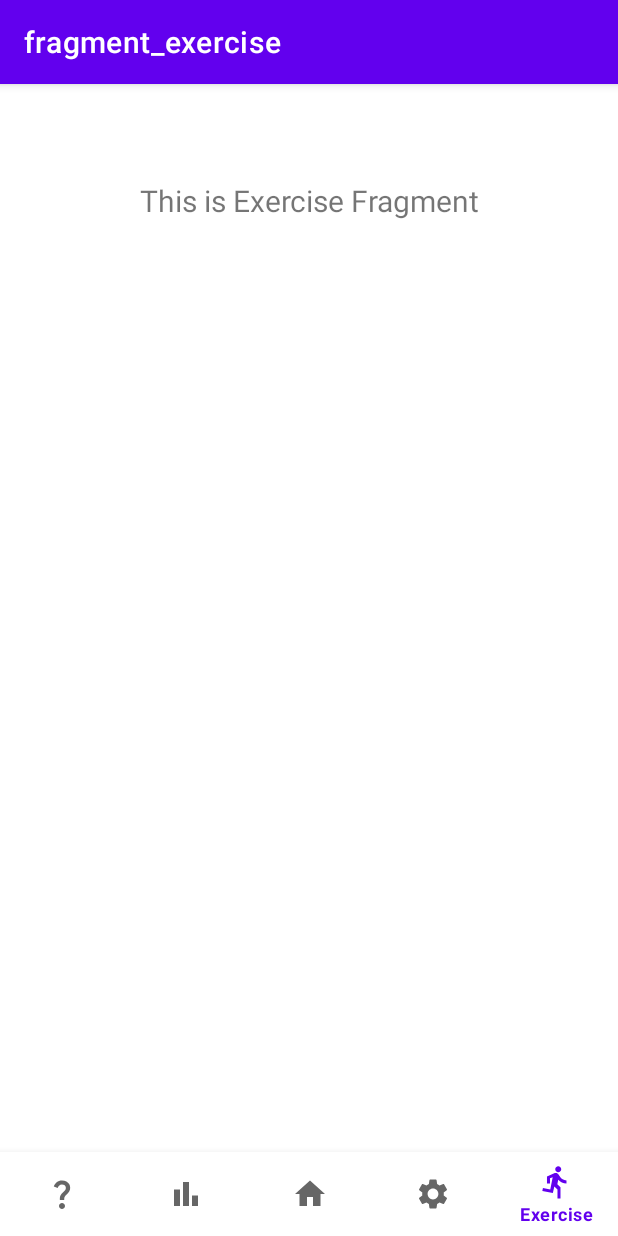
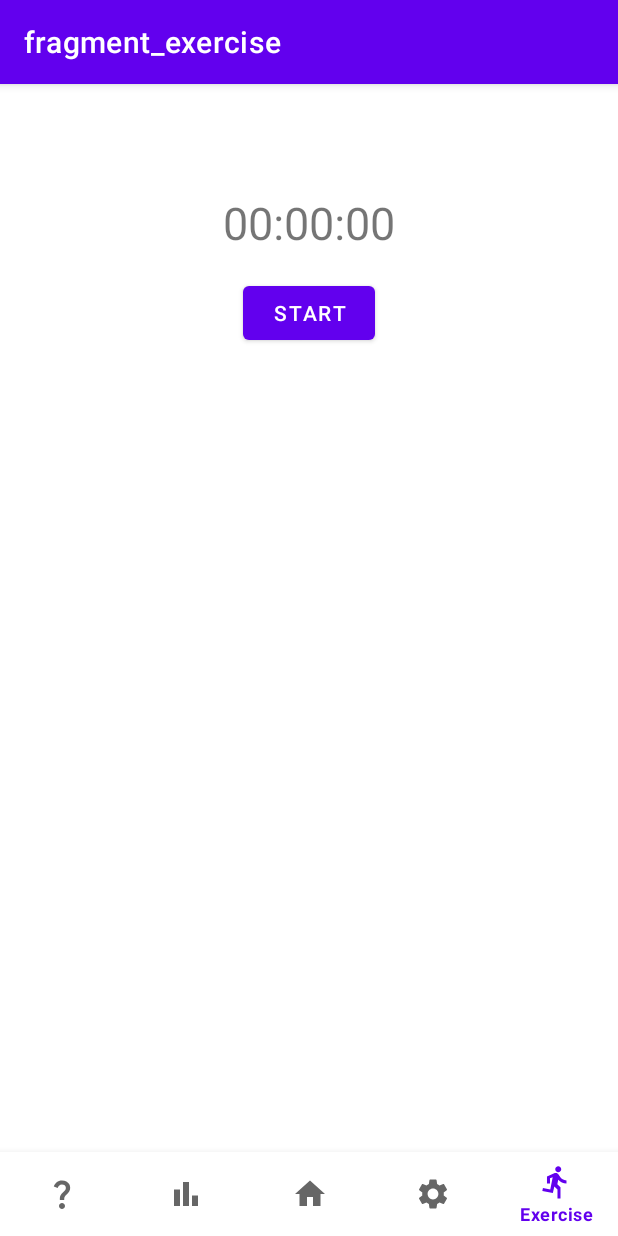
Before and after one commit to Grockkk/CarbonFootprintAnalysis, an Android app: the FragmentExercise screen opened through its navigation route, on a phone screen of 412 x 824 dp. Run offline under Robolectric (Android 15) with nearby library versions, the phone set to English and light mode, and no system bars; our stand-ins replace navigation-ui.

Commit message:
timer works

```diff
--- a/app/src/main/java/com/study/mastersdegree/ui/exercise/FragmentExercise.kt
+++ b/app/src/main/java/com/study/mastersdegree/ui/exercise/FragmentExercise.kt
@@ -1,44 +1,109 @@
 package com.study.mastersdegree.ui.exercise
 
 import android.os.Bundle
-import androidx.fragment.app.Fragment
+import android.os.Handler
+import android.os.Looper
 import android.view.LayoutInflater
 import android.view.View
 import android.view.ViewGroup
+import android.widget.Button
 import android.widget.TextView
-import androidx.lifecycle.ViewModelProvider
+import androidx.fragment.app.Fragment
 import com.study.mastersdegree.R
-import com.study.mastersdegree.databinding.FragmentDashboardBinding
-import com.study.mastersdegree.databinding.FragmentExerciseBinding
-import com.study.mastersdegree.ui.dashboard.DashboardViewModel
 
 class FragmentExercise : Fragment() {
-    private var _binding: FragmentExerciseBinding? = null
 
-    // This property is only valid between onCreateView and
-    // onDestroyView.
-    private val binding get() = _binding!!
+    private var isRunning = false
+    private var elapsedTime: Long = 0L
+    private var startTime: Long = 0L
+
+    private lateinit var timerText: TextView
+    private lateinit var timeElapsedText: TextView
+    private lateinit var buttonStart: Button
+    private lateinit var buttonPause: Button
+    private lateinit var buttonStop: Button
+
+    private val handler = Handler(Looper.getMainLooper())
+
+    private val updateTimerRunnable = object : Runnable {
+        override fun run() {
+            if (isRunning) {
+                val currentTime = System.currentTimeMillis()
+                val totalElapsed = currentTime - startTime + elapsedTime
+                timerText.text = formatTime(totalElapsed)
+                handler.postDelayed(this, 1000)
+            }
+        }
+    }
 
     override fun onCreateView(
         inflater: LayoutInflater,
         container: ViewGroup?,
         savedInstanceState: Bundle?
     ): View {
-        val exerciseViewModel =
-            ViewModelProvider(this).get(ExerciseViewModel::class.java)
+        val root = inflater.inflate(R.layout.fragment_exercise, container, false)
 
-        _binding = FragmentExerciseBinding.inflate(inflater, container, false)
-        val root: View = binding.root
+        // Bind views
+        timerText = root.findViewById(R.id.timer_text)
+        timeElapsedText = root.findViewById(R.id.time_elapsed)
+        buttonStart = root.findViewById(R.id.button_start)
+        buttonPause = root.findViewById(R.id.button_pause)
+        buttonStop = root.findViewById(R.id.button_stop)
 
-        val textView: TextView = binding.textDashboard
-        exerciseViewModel.text.observe(viewLifecycleOwner) {
-            textView.text = it
-        }
+        // Set listeners
+        buttonStart.setOnClickListener { startTimer() }
+        buttonPause.setOnClickListener { pauseTimer() }
+        buttonStop.setOnClickListener { stopTimer() }
+
         return root
     }
 
-    override fun onDestroyView() {
-        super.onDestroyView()
-        _binding = null
+    private fun startTimer() {
+        if (!isRunning) {
+            isRunning = true
+            startTime = System.currentTimeMillis()
+            handler.post(updateTimerRunnable)
+
+            buttonStart.visibility = View.GONE
+            buttonPause.visibility = View.VISIBLE
+            buttonStop.visibility = View.VISIBLE
+        }
+    }
+
+    private fun pauseTimer() {
+        if (isRunning) {
+            isRunning = false
+            elapsedTime += System.currentTimeMillis() - startTime
+            handler.removeCallbacks(updateTimerRunnable)
+
+            buttonStart.visibility = View.VISIBLE
+            buttonPause.visibility = View.GONE
+        }
+    }
+
+    private fun stopTimer() {
+        if (isRunning) {
+            isRunning = false
+            elapsedTime += System.currentTimeMillis() - startTime
+            handler.removeCallbacks(updateTimerRunnable)
+        }
+
+        // Show elapsed time
+        timeElapsedText.text = "Time Elapsed: ${formatTime(elapsedTime)}"
+        timeElapsedText.visibility = View.VISIBLE
+
+        // Reset values
+        elapsedTime = 0L
+        timerText.text = "00:00:00"
+        buttonStart.visibility = View.VISIBLE
+        buttonPause.visibility = View.GONE
+        buttonStop.visibility = View.GONE
+    }
+
+    private fun formatTime(timeInMillis: Long): String {
+        val seconds = (timeInMillis / 1000) % 60
+        val minutes = (timeInMillis / (1000 * 60)) % 60
+        val hours = (timeInMillis / (1000 * 60 * 60))
+        return String.format("%02d:%02d:%02d", hours, minutes, seconds)
     }
 }
--- a/app/src/main/res/layout/fragment_exercise.xml
+++ b/app/src/main/res/layout/fragment_exercise.xml
@@ -1,23 +1,56 @@
 <?xml version="1.0" encoding="utf-8"?>
-<FrameLayout xmlns:android="http://schemas.android.com/apk/res/android"
+<LinearLayout xmlns:android="http://schemas.android.com/apk/res/android"
     xmlns:tools="http://schemas.android.com/tools"
     android:layout_width="match_parent"
     android:layout_height="match_parent"
-    xmlns:app="http://schemas.android.com/apk/res-auto"
+    android:orientation="vertical"
+    android:padding="16dp"
     tools:context=".ui.exercise.FragmentExercise">
 
     <TextView
-        android:id="@+id/text_dashboard"
+        android:id="@+id/timer_text"
         android:layout_width="match_parent"
         android:layout_height="wrap_content"
-        android:layout_marginStart="8dp"
-        android:layout_marginTop="8dp"
-        android:layout_marginEnd="8dp"
+        android:text="00:00:00"
         android:textAlignment="center"
-        android:textSize="20sp"
-        app:layout_constraintBottom_toBottomOf="parent"
-        app:layout_constraintEnd_toEndOf="parent"
-        app:layout_constraintStart_toStartOf="parent"
-        app:layout_constraintTop_toTopOf="parent" />
+        android:textSize="30sp"
+        android:layout_marginBottom="16dp" />
 
-</FrameLayout>
+    <LinearLayout
+        android:layout_width="match_parent"
+        android:layout_height="wrap_content"
+        android:orientation="horizontal"
+        android:gravity="center">
+
+        <Button
+            android:id="@+id/button_start"
+            android:layout_width="wrap_content"
+            android:layout_height="wrap_content"
+            android:text="Start" />
+
+        <Button
+            android:id="@+id/button_pause"
+            android:layout_width="wrap_content"
+            android:layout_height="wrap_content"
+            android:text="Pause"
+            android:layout_marginStart="16dp"
+            android:visibility="gone" />
+
+        <Button
+            android:id="@+id/button_stop"
+            android:layout_width="wrap_content"
+            android:layout_height="wrap_content"
+            android:text="Stop"
+            android:layout_marginStart="16dp"
+            android:visibility="gone" />
+    </LinearLayout>
+
+    <TextView
+        android:id="@+id/time_elapsed"
+        android:layout_width="match_parent"
+        android:layout_height="wrap_content"
+        android:text=""
+        android:textAlignment="center"
+        android:layout_marginTop="16dp"
+        android:visibility="gone" />
+</LinearLayout>
```
